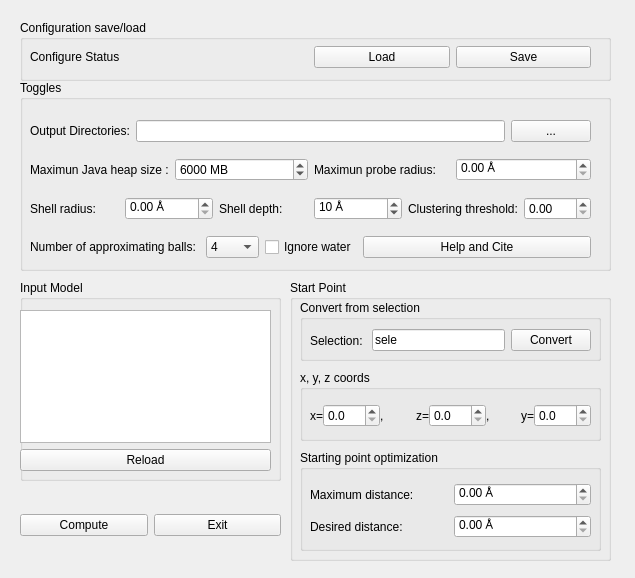
Old version of the form Caver3/ui/caver.ui in the repository YaoYinYing/caver-pymol-plugin.
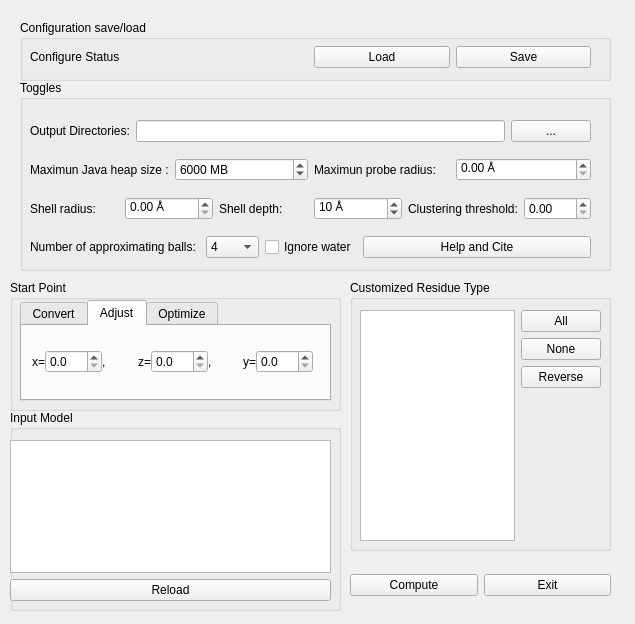
New version of the form. The open tabs and pages were chosen to show the change.

```diff
--- a/Caver3/ui/caver.ui
+++ b/Caver3/ui/caver.ui
@@ -7,7 +7,7 @@
     <x>0</x>
     <y>0</y>
     <width>635</width>
-    <height>578</height>
+    <height>624</height>
    </rect>
   </property>
   <property name="windowTitle">
@@ -292,9 +292,9 @@
   <widget class="QGroupBox" name="groupBox_3">
    <property name="geometry">
     <rect>
-     <x>20</x>
-     <y>280</y>
-     <width>261</width>
+     <x>10</x>
+     <y>410</y>
+     <width>331</width>
      <height>201</height>
     </rect>
    </property>
@@ -306,7 +306,7 @@
      <rect>
       <x>0</x>
       <y>30</y>
-      <width>251</width>
+      <width>321</width>
       <height>161</height>
      </rect>
     </property>
@@ -327,27 +327,31 @@
   <widget class="QGroupBox" name="groupBox_4">
    <property name="geometry">
     <rect>
-     <x>290</x>
+     <x>10</x>
      <y>280</y>
-     <width>321</width>
-     <height>281</height>
+     <width>331</width>
+     <height>131</height>
     </rect>
    </property>
    <property name="title">
     <string>Start Point</string>
    </property>
-   <widget class="QGroupBox" name="groupBox_5">
+   <widget class="QTabWidget" name="tabWidget">
     <property name="geometry">
      <rect>
       <x>10</x>
       <y>20</y>
-      <width>301</width>
-      <height>61</height>
+      <width>311</width>
+      <height>101</height>
      </rect>
     </property>
-    <property name="title">
-     <string>Convert from selection</string>
+    <property name="currentIndex">
+     <number>0</number>
     </property>
+    <widget class="QWidget" name="tab_convert">
+     <attribute name="title">
+      <string>Convert</string>
+     </attribute>
     <widget class="QWidget" name="horizontalLayoutWidget_15">
      <property name="geometry">
       <rect>
@@ -386,23 +390,15 @@
      </layout>
     </widget>
    </widget>
-   <widget class="QGroupBox" name="groupBox_6">
-    <property name="geometry">
-     <rect>
-      <x>10</x>
-      <y>90</y>
-      <width>301</width>
-      <height>71</height>
-     </rect>
-    </property>
-    <property name="title">
-     <string>x, y, z coords</string>
-    </property>
+    <widget class="QWidget" name="tab_adjust">
+     <attribute name="title">
+      <string>Adjust</string>
+     </attribute>
     <widget class="QWidget" name="horizontalLayoutWidget_19">
      <property name="geometry">
       <rect>
        <x>10</x>
-       <y>30</y>
+        <y>20</y>
        <width>281</width>
        <height>31</height>
       </rect>
@@ -491,23 +487,15 @@
      </layout>
     </widget>
    </widget>
-   <widget class="QGroupBox" name="groupBox_7">
-    <property name="geometry">
-     <rect>
-      <x>10</x>
-      <y>170</y>
-      <width>301</width>
-      <height>101</height>
-     </rect>
-    </property>
-    <property name="title">
-     <string>Starting point optimization</string>
-    </property>
+    <widget class="QWidget" name="tab_optimize">
+     <attribute name="title">
+      <string>Optimize</string>
+     </attribute>
     <widget class="QWidget" name="verticalLayoutWidget_3">
      <property name="geometry">
       <rect>
        <x>10</x>
-       <y>30</y>
+        <y>0</y>
        <width>281</width>
        <height>61</height>
       </rect>
@@ -553,11 +541,12 @@
     </widget>
    </widget>
   </widget>
+  </widget>
   <widget class="QWidget" name="horizontalLayoutWidget_22">
    <property name="geometry">
     <rect>
-     <x>20</x>
-     <y>500</y>
+     <x>350</x>
+     <y>560</y>
      <width>261</width>
      <height>51</height>
     </rect>
@@ -579,6 +568,76 @@
     </item>
    </layout>
   </widget>
+  <widget class="QGroupBox" name="groupBox_5">
+   <property name="geometry">
+    <rect>
+     <x>350</x>
+     <y>280</y>
+     <width>261</width>
+     <height>271</height>
+    </rect>
+   </property>
+   <property name="title">
+    <string>Customized Residue Type</string>
+   </property>
+   <widget class="QWidget" name="horizontalLayoutWidget_23">
+    <property name="geometry">
+     <rect>
+      <x>10</x>
+      <y>30</y>
+      <width>241</width>
+      <height>231</height>
+     </rect>
+    </property>
+    <layout class="QHBoxLayout" name="horizontalLayout_23">
+     <item>
+      <widget class="QListView" name="listView_residueType"/>
+     </item>
+     <item>
+      <layout class="QVBoxLayout" name="verticalLayout_6">
+       <item>
+        <layout class="QVBoxLayout" name="verticalLayout_5">
+         <item>
+          <widget class="QPushButton" name="pushButton_allAA">
+           <property name="text">
+            <string>All</string>
+           </property>
+          </widget>
+         </item>
+         <item>
+          <widget class="QPushButton" name="pushButton_noneAA">
+           <property name="text">
+            <string>None</string>
+           </property>
+          </widget>
+         </item>
+         <item>
+          <widget class="QPushButton" name="pushButton_reverseAAsel">
+           <property name="text">
+            <string>Reverse</string>
+           </property>
+          </widget>
+         </item>
+        </layout>
+       </item>
+       <item>
+        <spacer name="verticalSpacer">
+         <property name="orientation">
+          <enum>Qt::Vertical</enum>
+         </property>
+         <property name="sizeHint" stdset="0">
+          <size>
+           <width>20</width>
+           <height>40</height>
+          </size>
+         </property>
+        </spacer>
+       </item>
+      </layout>
+     </item>
+    </layout>
+   </widget>
+  </widget>
  </widget>
  <resources/>
  <connections/>
```
Lines whose indentation alone changed are shown as unchanged.
